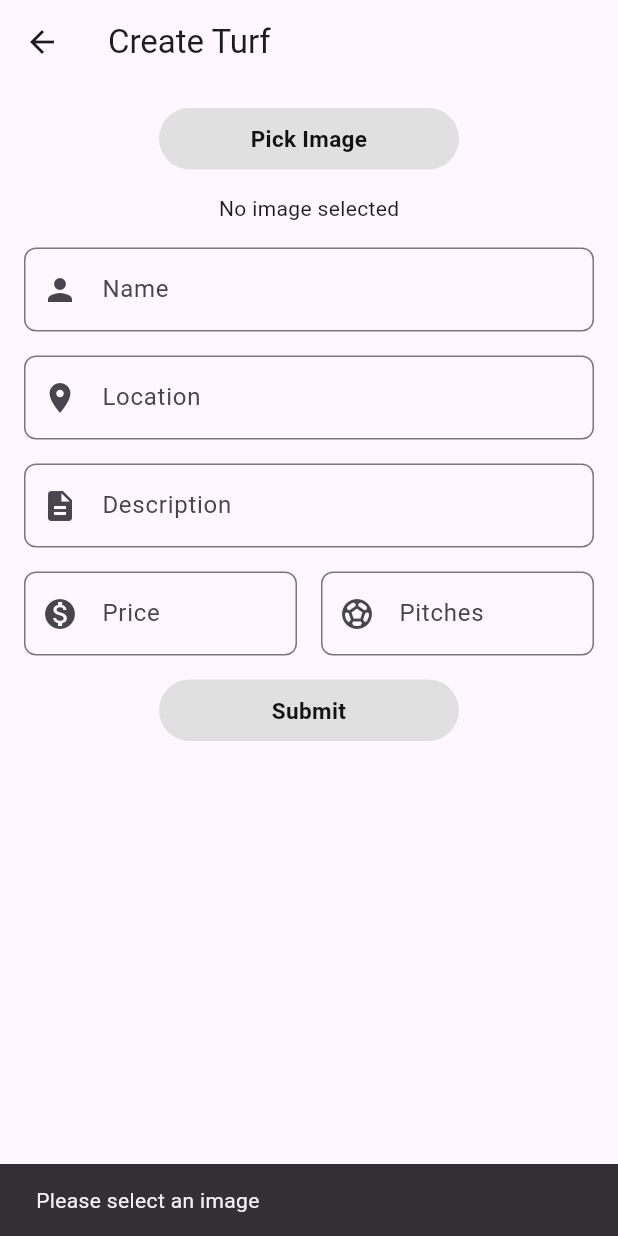
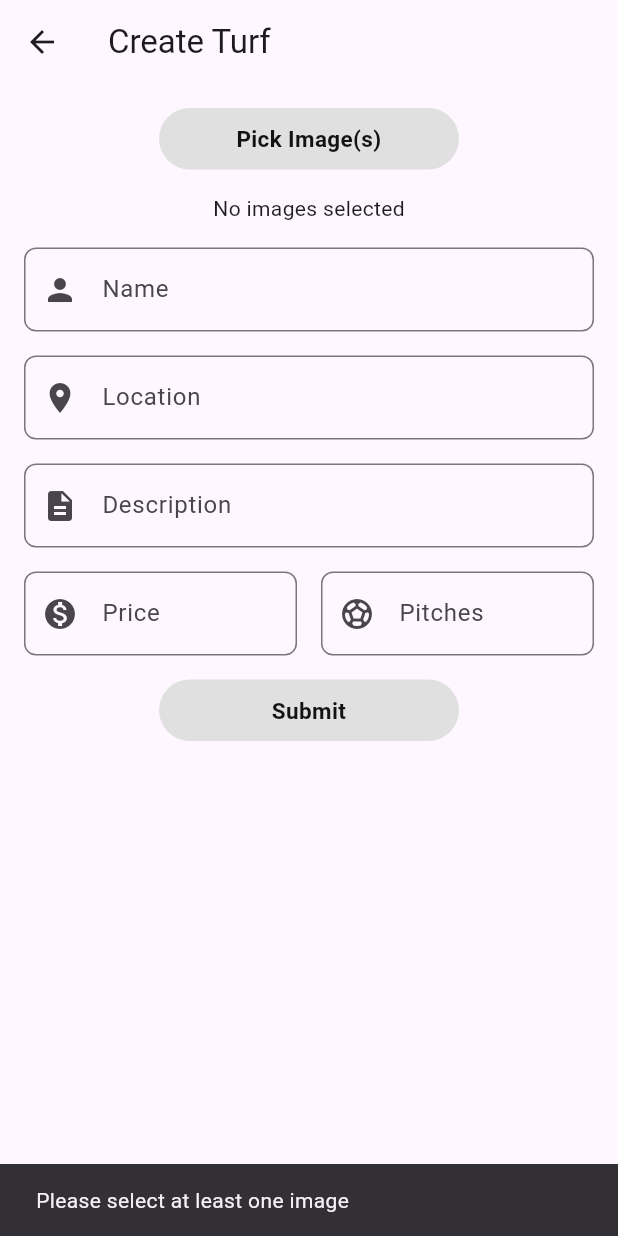
Before and after one commit to Uyog/TurfScout-Creator, a Flutter app: the Create screen opened by its route, after a tap on "Submit", on a phone screen of 412 x 824 dp. Run offline on Flutter 3.47's test engine with Material 3 defaults, Android fonts, the phone set to English and light mode, and no system bars; our stand-ins replace curved_navigation_bar, flutter_secure_storage, image_picker, lottie; accounts and stored records are empty; project files that could hold a hidden picture were left out.

Commit message:
Turf Creation

```diff
--- a/lib/screens/create.dart
+++ b/lib/screens/create.dart
@@ -1,4 +1,3 @@
-import 'dart:io';
 import 'dart:typed_data';
 import 'package:flutter/foundation.dart';
 import 'package:flutter/material.dart';
@@ -22,14 +21,12 @@ class _CreateState extends State<Create> {
   final TextEditingController _locationController = TextEditingController();
   final TextEditingController _descriptionController = TextEditingController();
   final TextEditingController _hourlyPriceController = TextEditingController();
-  final TextEditingController _numberOfPitchesController =
-      TextEditingController();
+  final TextEditingController _numberOfPitchesController = TextEditingController();
 
-  File? _selectedImage;
-  Uint8List? _webImage;
-
+  List<Uint8List> _webImages = []; // List to store selected images
   bool _isSubmitting = false;
 
+  // Pick image(s) and add them to the list
   Future<void> _pickImage() async {
     final picker = ImagePicker();
     final pickedFile = await picker.pickImage(source: ImageSource.gallery);
@@ -38,33 +35,44 @@ class _CreateState extends State<Create> {
       final fileBytes = await pickedFile.readAsBytes();
 
       setState(() {
-        if (kIsWeb) {
-          _webImage = fileBytes; // For Flutter Web
-          _selectedImage = null; // Reset for web compatibility
-        } else {
-          _selectedImage = File(pickedFile.path);
-          _webImage = null; // Reset for non-web platforms
-        }
+        _webImages.add(fileBytes); // Add new image to the list
       });
     }
   }
 
+  // Display all selected images as previews
   Widget _buildImagePreview() {
-    if (kIsWeb && _webImage != null) {
-      return Image.memory(_webImage!, height: 150);
-    } else if (_selectedImage != null) {
-      return Image.file(_selectedImage!, height: 150);
+    if (_webImages.isEmpty) {
+      return const Text('No images selected');
     } else {
-      return const Text('No image selected');
+      return SizedBox(
+        height: 150,
+        child: ListView.builder(
+          scrollDirection: Axis.horizontal,
+          itemCount: _webImages.length,
+          itemBuilder: (context, index) {
+            return Padding(
+              padding: const EdgeInsets.all(8.0),
+              child: Image.memory(
+                _webImages[index],
+                width: 100, // Adjust the size as needed
+                height: 100,
+                fit: BoxFit.cover,
+              ),
+            );
+          },
+        ),
+      );
     }
   }
 
+  // Handle form submission
   Future<void> _submitForm() async {
     if (!_formKey.currentState!.validate()) return;
 
-    if (_selectedImage == null && _webImage == null) {
+    if (_webImages.isEmpty) {
       ScaffoldMessenger.of(context).showSnackBar(
-        const SnackBar(content: Text('Please select an image')),
+        const SnackBar(content: Text('Please select at least one image')),
       );
       return;
     }
@@ -79,8 +87,7 @@ class _CreateState extends State<Create> {
       if (token == null) {
         ScaffoldMessenger.of(context).showSnackBar(
           const SnackBar(
-              content:
-                  Text('Authentication token not found. Please login again.')),
+              content: Text('Authentication token not found. Please login again.')),
         );
         return;
       }
@@ -98,16 +105,13 @@ class _CreateState extends State<Create> {
       request.fields['price_per_hour'] = _hourlyPriceController.text;
       request.fields['number_of_pitches'] = _numberOfPitchesController.text;
 
-      // Add image file
-      if (kIsWeb && _webImage != null) {
+      // Add images
+      for (int i = 0; i < _webImages.length; i++) {
         request.files.add(http.MultipartFile.fromBytes(
-          'image',
-          _webImage!,
-          filename: 'upload.png',
+          'images[]', // Using an array field name for images
+          _webImages[i],
+          filename: 'upload$i.png', // Unique filename for each image
         ));
-      } else if (_selectedImage != null) {
-        request.files.add(
-            await http.MultipartFile.fromPath('image', _selectedImage!.path));
       }
 
       // Send the request
@@ -120,8 +124,7 @@ class _CreateState extends State<Create> {
         );
         _formKey.currentState!.reset();
         setState(() {
-          _selectedImage = null;
-          _webImage = null;
+          _webImages.clear(); // Clear selected images
           _isSubmitting = false;
         });
       } else {
@@ -157,11 +160,11 @@ class _CreateState extends State<Create> {
               crossAxisAlignment: CrossAxisAlignment.center,
               children: [
                 MyButton(
-                  text: 'Pick Image',
+                  text: 'Pick Image(s)',
                   onTap: _pickImage,
                 ),
                 const SizedBox(height: 16),
-                _buildImagePreview(),
+                _buildImagePreview(), // Show all selected images here
                 const SizedBox(height: 16),
                 CustomTextField(
                   controller: _nameController,
```
